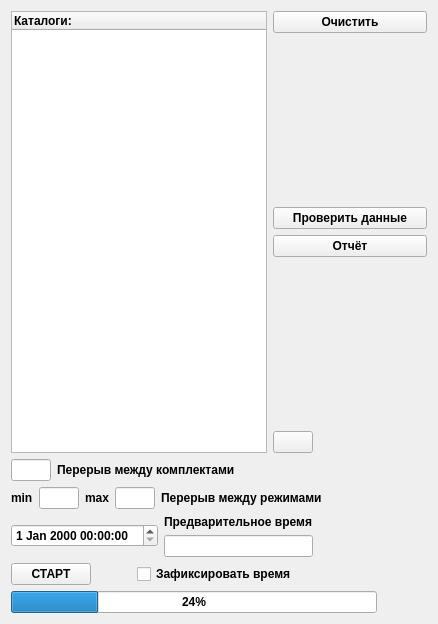
Before: the Qt Designer form source/timer/timeraepwidget.ui in VictorZ08/Path, drawn with Qt 5.
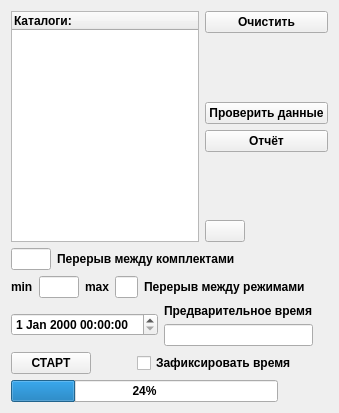
After: the same form once the commit is applied. Icons and pictures are not drawn.

What changed in the file:
```diff
--- a/source/timer/timeraepwidget.ui
+++ b/source/timer/timeraepwidget.ui
@@ -9,8 +9,8 @@
    <rect>
     <x>0</x>
     <y>0</y>
-    <width>438</width>
-    <height>624</height>
+    <width>339</width>
+    <height>413</height>
    </rect>
   </property>
   <property name="sizePolicy">
```
Left out of the diff: 2 changed lines with no effect on the pictures.
